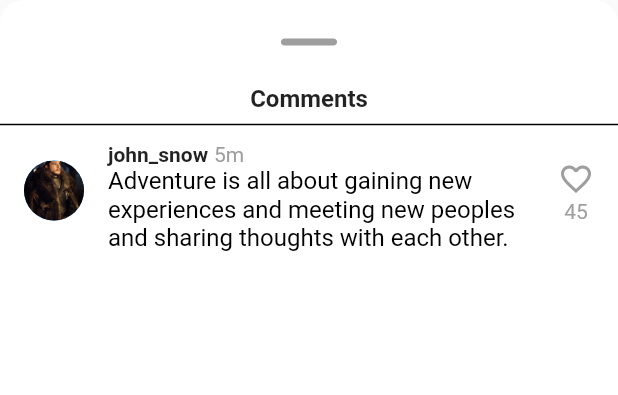
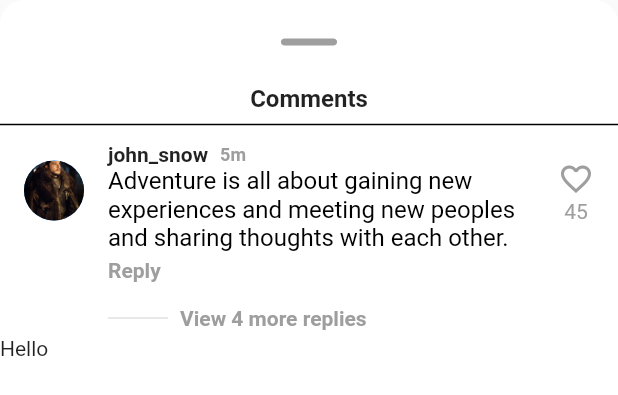
Before and after one commit to Yugesh-45d/Instagram_Clone, a Flutter app: the InstaComment widget shown alone on an empty page, opened directly, on a phone screen of 412 x 824 dp. Shown: the top 395 px of the screen. Run offline on Flutter 3.47's test engine with Material 2 defaults, Android fonts, the phone set to English and light mode, and no system bars; missing offline and left inert: rich_readmore.

Commit message:
UI updation in comment modal bottom sheet

```diff
--- a/lib/widgets/insta_comment_widget.dart
+++ b/lib/widgets/insta_comment_widget.dart
@@ -57,23 +57,62 @@ class _InstaCommentState extends State<InstaComment> {
                   ),
                 ),
                 SizedBox(
-                  width: 4,
+                  width: 8,
                 ),
                 Text(
                   "5m",
                   style: TextStyle(
                     color: Colors.grey,
-                    fontSize: 14,
+                    fontSize: 12,
+                    fontWeight: FontWeight.bold,
                   ),
                 ),
               ],
             ),
-            subtitle: Text(
-              "Adventure is all about gaining new experiences and meeting new peoples and sharing thoughts with each other.",
-              style: TextStyle(
-                color: Colors.black,
-                fontSize: 16,
-              ),
+            subtitle: Column(
+              crossAxisAlignment: CrossAxisAlignment.start,
+              children: [
+                Text(
+                  "Adventure is all about gaining new experiences and meeting new peoples and sharing thoughts with each other.",
+                  style: TextStyle(
+                    color: Colors.black,
+                    fontSize: 16,
+                  ),
+                ),
+                SizedBox(
+                  height: 4,
+                ),
+                Text(
+                  "Reply",
+                  style: TextStyle(
+                    color: Colors.grey,
+                    fontWeight: FontWeight.bold,
+                  ),
+                ),
+                SizedBox(
+                  height: 16,
+                ),
+                Row(
+                  children: [
+                    SizedBox(
+                      width: 40,
+                      child: Divider(
+                        thickness: 1,
+                      ),
+                    ),
+                    SizedBox(
+                      width: 8,
+                    ),
+                    Text(
+                      "View 4 more replies",
+                      style: TextStyle(
+                        color: Colors.grey,
+                        fontWeight: FontWeight.bold,
+                      ),
+                    ),
+                  ],
+                ),
+              ],
             ),
             trailing: Column(
               children: [
@@ -81,7 +120,6 @@ class _InstaCommentState extends State<InstaComment> {
                   onTap: () {
                     setState(() {
                       liked = !liked;
-                      // likeCounter++;
                       if (liked == false) {
                         likeCounter++;
                       } else {
@@ -112,6 +150,12 @@ class _InstaCommentState extends State<InstaComment> {
               ],
             ),
           ),
+          Positioned(
+            bottom: 0,
+            child: Text(
+              "Hello",
+            ),
+          ),
         ],
       ),
     );
```
Also changed, not shown: lib/models/insta_post_model.dart (+2 -18 lines).
